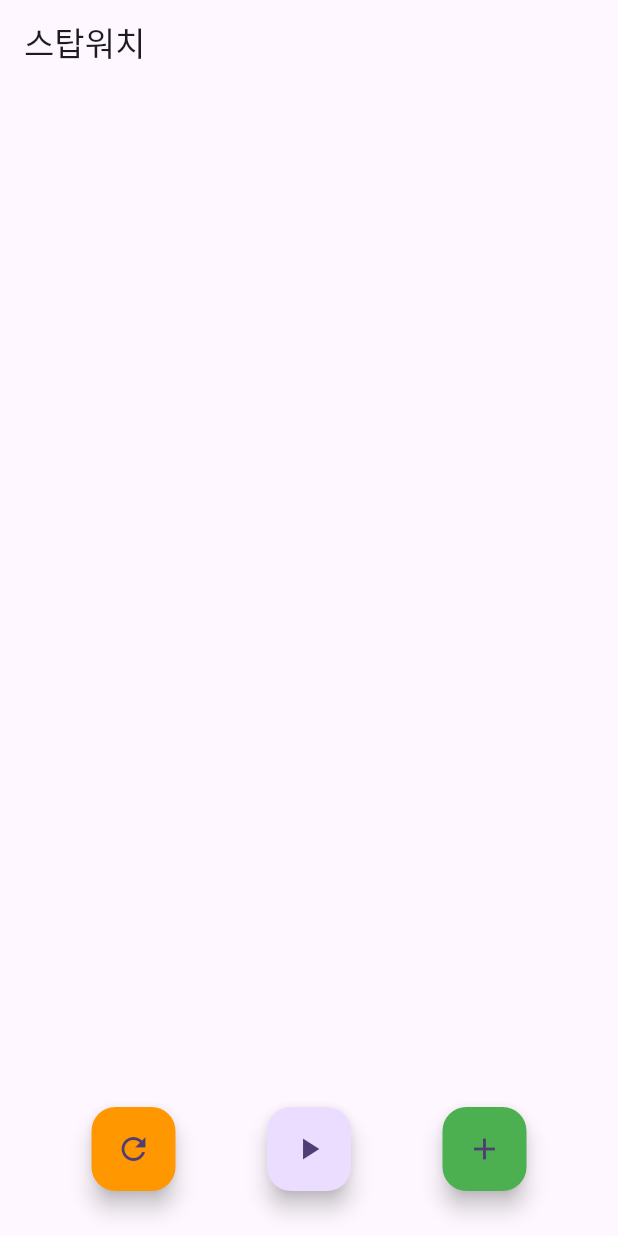
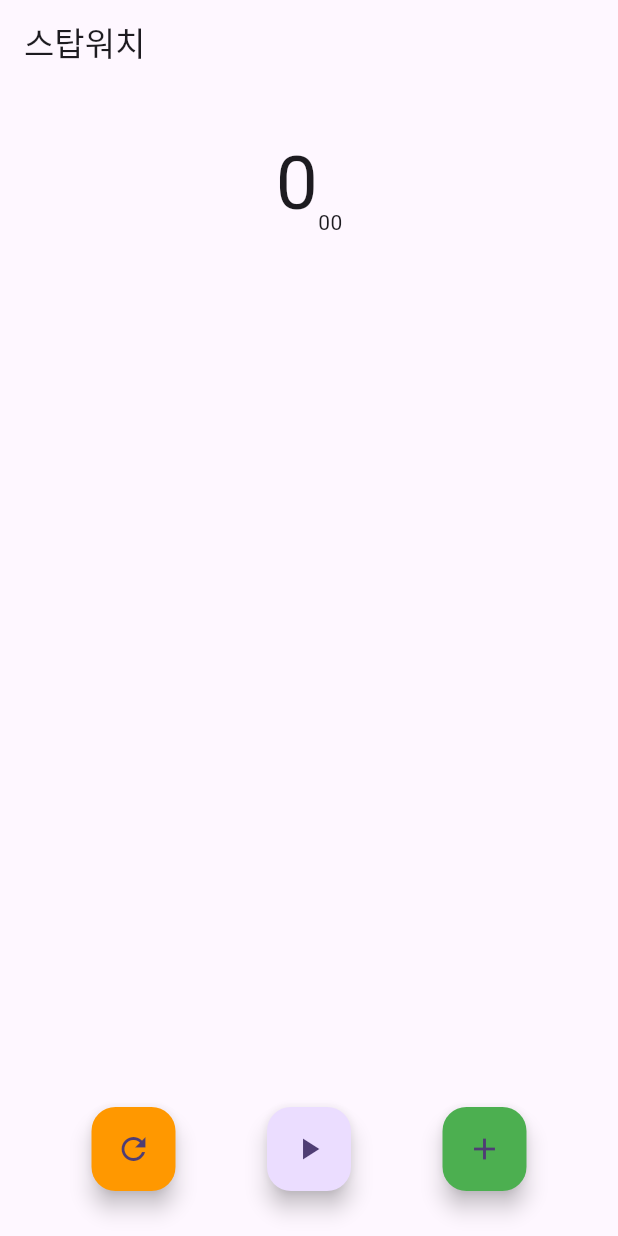
Before and after one commit to david-s-kim/stopwatch_app_flutter, a Flutter app: the screen it shows after launch, on a phone screen of 412 x 824 dp. Run offline on Flutter 3.47's test engine with Material 3 defaults, Android fonts, the phone set to English and light mode, and no system bars.

Commit message:
- feat: 타이머 영역 UI 작성

```diff
--- a/lib/stop_watch_screen.dart
+++ b/lib/stop_watch_screen.dart
@@ -16,6 +16,15 @@ class _StopWatchScreenState extends State<StopWatchScreen> {
       ),
       body: Column(
         children: [
+          const SizedBox(height: 30),
+          const Row(
+            mainAxisAlignment: MainAxisAlignment.center,
+            crossAxisAlignment: CrossAxisAlignment.end,
+            children: [
+              Text('0', style: TextStyle(fontSize: 50),),
+              Text('00'),
+            ],
+          ),
           const Spacer(),
           Row(
             mainAxisAlignment: MainAxisAlignment.spaceEvenly,
```
